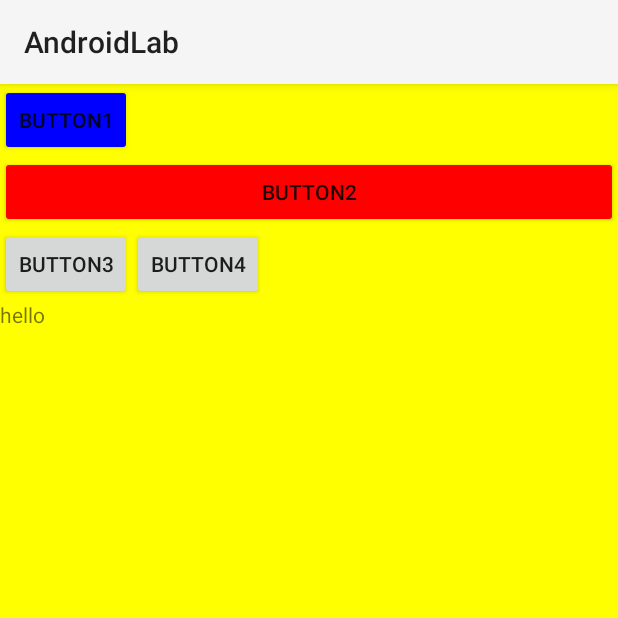
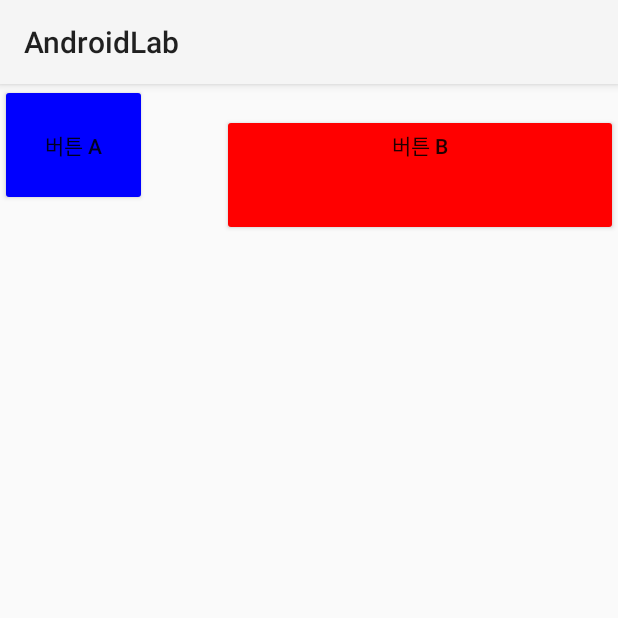
Before and after one commit to tomlittlekim/Android-Project, an Android app: the screen it shows after launch (MainActivity), on a phone screen of 412 x 824 dp, the top half of it. Run offline under Robolectric (Android 15) with nearby library versions, the phone set to English and light mode, and no system bars.

Commit message:
[Add] 뷰의 간격 설정해보기

```diff
--- a/app/src/main/java/com/nathen/androidlab/MainActivity.kt
+++ b/app/src/main/java/com/nathen/androidlab/MainActivity.kt
@@ -10,6 +10,6 @@ class MainActivity : AppCompatActivity() {
         // 화면 출력 XML 명시
         setContentView(R.layout.activity_main)
         // id값으로 뷰 객체 획득
-        val textView1 = findViewById<TextView>(R.id.text1)
+//        val textView1 = findViewById<TextView>(R.id.text1)
     }
 }
--- a/app/src/main/res/layout/activity_main.xml
+++ b/app/src/main/res/layout/activity_main.xml
@@ -2,34 +2,18 @@
 <LinearLayout xmlns:android="http://schemas.android.com/apk/res/android"
   android:layout_width="match_parent"
   android:layout_height="match_parent"
-  android:orientation="vertical"
-  android:background="#ffff00">
+  android:orientation="horizontal">
   <Button
     android:layout_width="wrap_content"
     android:layout_height="wrap_content"
-    android:text="BUTTON1"
-    android:backgroundTint="#0000ff"/>
+    android:text="버튼 A"
+    android:backgroundTint="#0000ff"
+    android:padding="30dp" />
   <Button
     android:layout_width="match_parent"
     android:layout_height="wrap_content"
-    android:text="BUTTON2"
-    android:backgroundTint="#ff0000"/>
-  <LinearLayout
-    android:layout_width="match_parent"
-    android:layout_height="wrap_content"
-    android:orientation="horizontal">
-    <Button
-      android:layout_width="wrap_content"
-      android:layout_height="wrap_content"
-      android:text="BUTTON3" />
-    <Button
-      android:layout_width="wrap_content"
-      android:layout_height="wrap_content"
-      android:text="BUTTON4" />
-  </LinearLayout>
-  <TextView
-    android:id="@+id/text1"
-    android:layout_width="wrap_content"
-    android:layout_height="wrap_content"
-    android:text="hello" />
+    android:text="버튼 B"
+    android:backgroundTint="#ff0000"
+    android:paddingBottom="50dp"
+    android:layout_marginLeft="50dp" />
 </LinearLayout>
```
